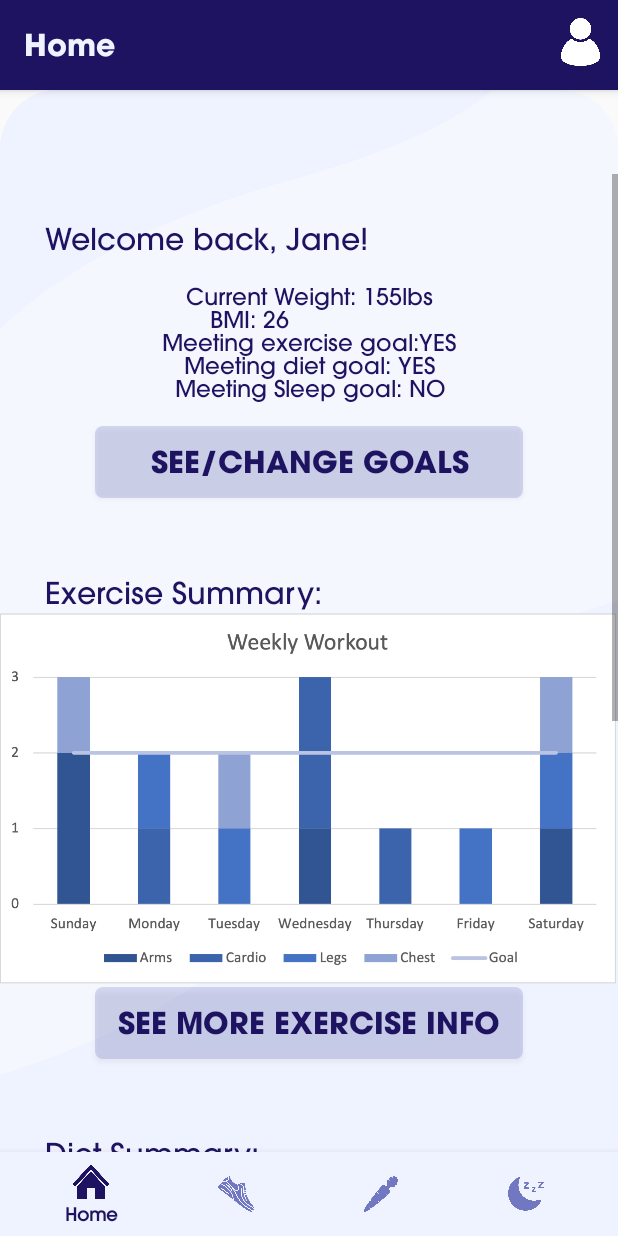
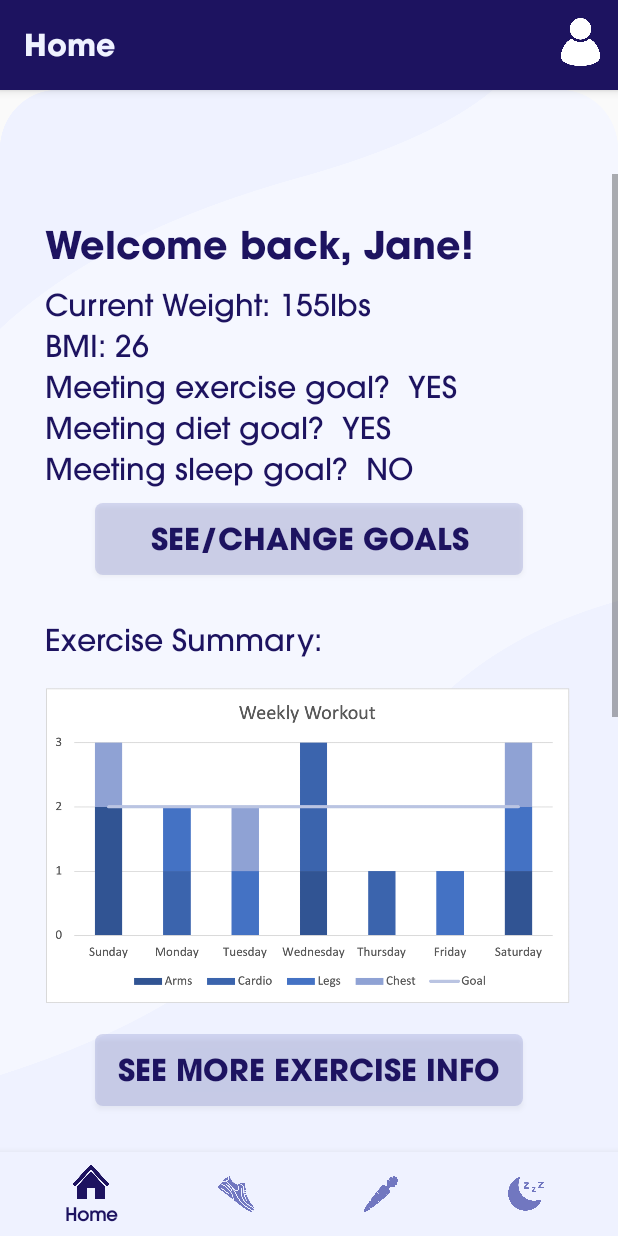
Before and after one commit to agolikov28/WholeTrack, an Android app: the HomeFragment screen opened directly, with no data from a screen before it, on a phone screen of 412 x 824 dp. Run offline under Robolectric (Android 15) with nearby library versions, the light colour scheme and no system bars; our stand-ins replace navigation-ui.

Commit message:
fixed homepage

```diff
--- a/app/src/main/res/layout/fragment_home.xml
+++ b/app/src/main/res/layout/fragment_home.xml
@@ -23,21 +23,25 @@
                 android:layout_height="wrap_content"
                 android:layout_marginLeft="30dp"
                 android:layout_marginTop="30dp"
-                android:fontFamily="@font/avant_med"
+                android:fontFamily="@font/avant_bold"
                 android:text="Welcome back, Jane!"
                 android:textColor="@color/darkPurple"
-                android:textSize="20dp" />
+                android:textSize="25dp" />
 
             <TextView
                 android:id="@+id/sleepAnalysis2"
-                android:layout_width="match_parent"
+                android:layout_width="wrap_content"
                 android:layout_height="wrap_content"
+                android:layout_marginLeft="30dp"
+                android:layout_marginTop="10dp"
+                android:layout_marginBottom="10dp"
+
                 android:fontFamily="@font/avant_med"
-                android:text="\nCurrent Weight: 155lbs\nBMI: 26
-                \nMeeting exercise goal:YES\nMeeting diet goal: YES\nMeeting Sleep goal: NO\n"
-                android:textAlignment="center"
+                android:text="Current Weight: 155lbs\nBMI: 26
+                \nMeeting exercise goal?  YES\nMeeting diet goal?  YES\nMeeting sleep goal?  NO"
+                android:lineSpacingExtra="7dp"
                 android:textColor="@color/darkPurple"
-                android:textSize="15dp" />
+                android:textSize="20dp" />
 
             <Button
                 android:id="@+id/button0"
@@ -58,13 +62,14 @@
                 android:layout_marginLeft="30dp"
                 android:layout_marginTop="30dp"
                 android:fontFamily="@font/avant_med"
-                android:text="\nExercise Summary:"
+                android:text="Exercise Summary:"
                 android:textColor="@color/darkPurple"
                 android:textSize="20dp" />
             <ImageView
                 android:id="@+id/chartImg0"
-                android:layout_width="match_parent"
+                android:layout_width="350dp"
                 android:layout_height="250dp"
+                android:layout_gravity="center"
                 android:src="@drawable/weeklyworkouts" />
             <Button
                 android:id="@+id/button1"
@@ -85,7 +90,7 @@
                 android:layout_marginLeft="30dp"
                 android:layout_marginTop="30dp"
                 android:fontFamily="@font/avant_med"
-                android:text="\nDiet Summary:"
+                android:text="Diet Summary:"
                 android:textColor="@color/darkPurple"
                 android:textSize="20dp" />
 
@@ -100,6 +105,7 @@
                 android:layout_width="285dp"
                 android:layout_height="wrap_content"
                 android:layout_gravity="center"
+                android:layout_marginTop="10dp"
                 android:background="@drawable/rect"
                 android:backgroundTint="@color/lightPurple"
                 android:fontFamily="@font/avant_bold"
@@ -114,19 +120,22 @@
                 android:layout_marginLeft="30dp"
                 android:layout_marginTop="30dp"
                 android:fontFamily="@font/avant_med"
-                android:text="\nSleep Summary:"
+                android:text="Sleep Summary:"
                 android:textColor="@color/darkPurple"
                 android:textSize="20dp" />
 
             <ImageView
                 android:id="@+id/chartImg2"
-                android:layout_width="match_parent"
+                android:layout_width="350dp"
                 android:layout_height="250dp"
+                android:layout_gravity="center"
                 android:src="@drawable/chart_exbet" />
 
             <Button
                 android:id="@+id/button3"
                 android:layout_width="285dp"
+                android:layout_marginTop="10dp"
+
                 android:layout_height="wrap_content"
                 android:layout_gravity="center"
                 android:background="@drawable/rect"
```
